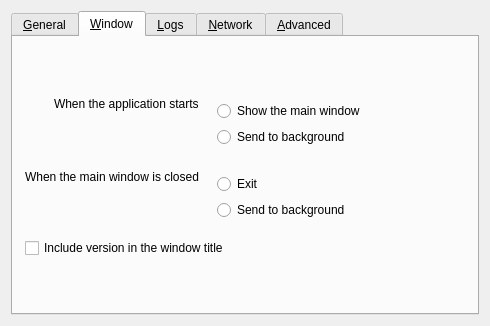
Above: src/lib/gui/dialogs/SettingsDialog.ui from geeewhy/deskflow before the change. Below: the same form after it.
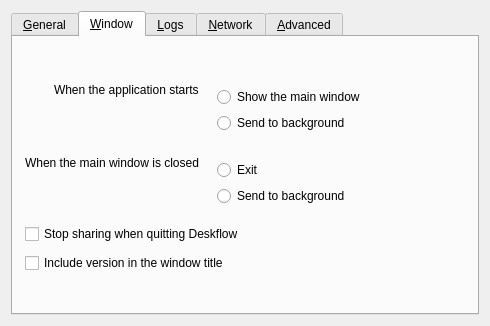
That is the form after the change. The open tabs and pages were chosen to show the change. Icons and pictures are not drawn.

Commit message: feat: add preference to stop sharing when quitting

```diff
--- a/src/lib/gui/dialogs/SettingsDialog.ui
+++ b/src/lib/gui/dialogs/SettingsDialog.ui
@@ -239,6 +239,16 @@
          </item>
         </layout>
        </item>
+       <item>
+        <widget class="QCheckBox" name="cbStopOnQuit">
+         <property name="text">
+          <string>Stop sharing when quitting Deskflow</string>
+         </property>
+         <property name="toolTip">
+          <string>Also stops sharing in service mode. Sending the window to the background does not quit. When unchecked, service-mode sharing may continue after quitting.</string>
+         </property>
+        </widget>
+       </item>
        <item>
         <widget class="QCheckBox" name="cbShowVersion">
          <property name="text">
```
The commit also changes 9 other files.
